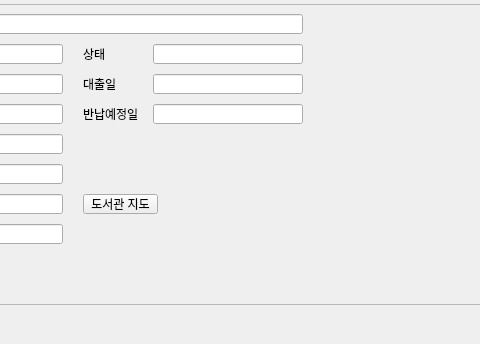
Before: the Qt Designer form ui_set/book_search.ui in Han961004/Personal_BookStore, drawn with Qt 5; both pictures show x 217 to 697 and y 456 to 800 of the 1000 by 800 pixel window.
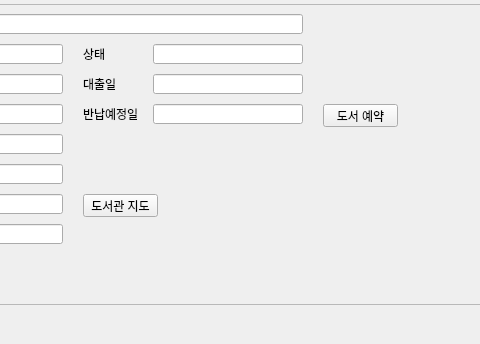
After: the same form once the commit is applied.

The edit to the form file:
```diff
--- a/ui_set/book_search.ui
+++ b/ui_set/book_search.ui
@@ -509,7 +509,7 @@
       <x>250</x>
       <y>190</y>
       <width>75</width>
-      <height>20</height>
+      <height>23</height>
      </rect>
     </property>
     <property name="text">
@@ -562,6 +562,19 @@
      <set>Qt::AlignCenter</set>
     </property>
    </widget>
+   <widget class="QPushButton" name="reserve_btn">
+    <property name="geometry">
+     <rect>
+      <x>490</x>
+      <y>100</y>
+      <width>75</width>
+      <height>23</height>
+     </rect>
+    </property>
+    <property name="text">
+     <string>도서 예약</string>
+    </property>
+   </widget>
   </widget>
  </widget>
  <resources/>
```
